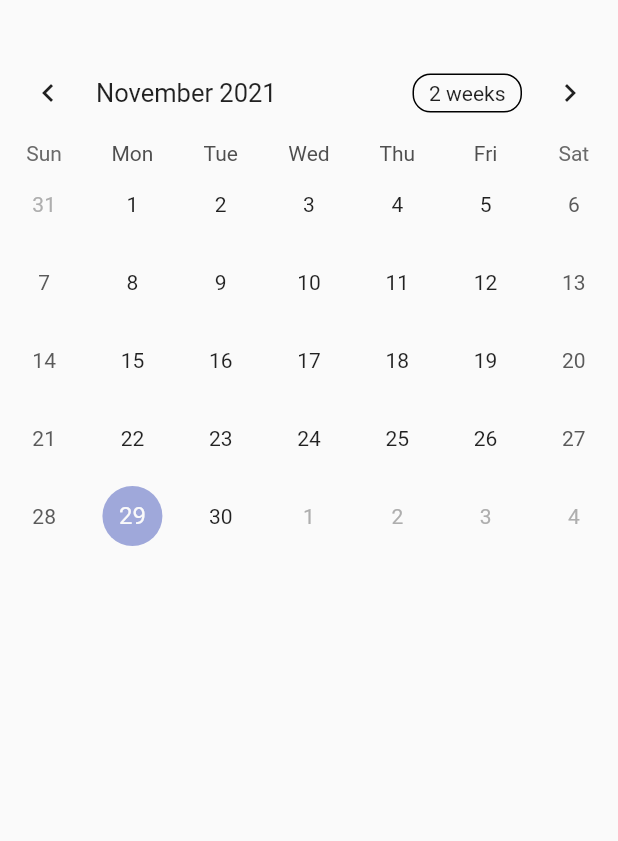
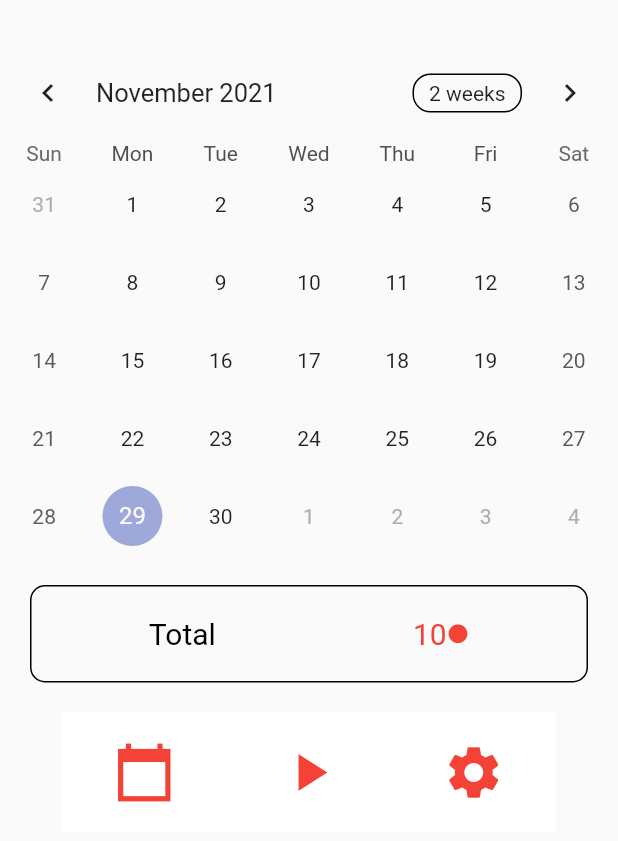
Before and after one commit to drag1313/my_pomodoro_timer, a Flutter app: the calendarScreen screen opened directly, on a phone screen of 412 x 824 dp. Shown: the top 841 px of the screen. Run offline on Flutter 3.47's test engine with Material 2 defaults, Android fonts, the phone set to English and light mode, and no system bars; drawn by our look-alikes of table_calendar; our stand-ins replace percent_indicator.

Commit message:
add widget buttonsanel in all screens

```diff
--- /dev/null
+++ b/lib/Screens/ButtonsPanel.dart
@@ -0,0 +1,181 @@
+import 'package:flutter/material.dart';
+import 'package:flutter_pomodoro_timer/Screens/CalendarScreen.dart';
+import 'package:flutter_pomodoro_timer/Screens/SettingsScreen.dart';
+import 'package:flutter_pomodoro_timer/Screens/TimerScreen.dart';
+
+class buttonsPanel extends StatefulWidget {
+  @override
+  buttonsPanelState createState() => buttonsPanelState();
+}
+
+class buttonsPanelState extends State<buttonsPanel> {
+  @override
+  Widget build(BuildContext context) {
+    var screenSize = MediaQuery.of(context).size;
+
+    return Row(
+      mainAxisAlignment: MainAxisAlignment.center,
+      children: [
+        Container(
+            height: 80,
+            width: screenSize.width * 0.8,
+            decoration: new BoxDecoration(
+              //borderRadius: new BorderRadius.all(new Radius.circular(20.0)),
+              color: Colors.white,
+              /* boxShadow: [
+                new BoxShadow(
+                    color: Colors.grey,
+                    offset: new Offset(10.0, 5.0),
+                    blurRadius: 20.0,
+                    spreadRadius: 5.0)
+              ],*/
+            ),
+            child: Row(
+              mainAxisAlignment: MainAxisAlignment.spaceAround,
+              children: <Widget>[
+                Ink(
+                  decoration: ShapeDecoration(
+                    color: Colors.red,
+                    shape: const CircleBorder(),
+                  ),
+                  child: IconButton(
+                      icon: Icon(Icons
+                          .calendar_today_sharp), //Icon(_sw.isRunning ? null : Icons.refresh),
+                      color: Colors.red,
+                      iconSize: 42,
+                      onPressed: () {
+                        // _resetButtonPressed();
+                        Navigator.push(
+                            context,
+                            MaterialPageRoute(
+                                builder: (context) => calendarScreen()));
+                      }),
+                ),
+                Ink(
+                  decoration: ShapeDecoration(
+                    color: Colors.red,
+                    shape: const CircleBorder(),
+                  ),
+                  child: IconButton(
+                    icon: Icon(Icons.play_arrow),
+                    color: Colors.red,
+                    iconSize: 42,
+                    onPressed: () {
+                      Navigator.push(
+                          context,
+                          MaterialPageRoute(
+                              builder: (context) => TimerScreen()));
+                    },
+                  ),
+                ),
+                Ink(
+                  decoration: ShapeDecoration(
+                    color: Colors.red,
+                    shape: const CircleBorder(),
+                  ),
+                  child: IconButton(
+                      icon: Icon(Icons.settings),
+                      color: Colors.red,
+                      iconSize: 42,
+                      onPressed: () {
+                        Navigator.push(
+                            context,
+                            MaterialPageRoute(
+                                builder: (context) => settingsScreen()));
+                      }),
+                ),
+              ],
+            )),
+      ],
+    );
+  }
+}
+
+
+
+
+
+
+
+
+
+
+
+ /*Row(
+              mainAxisAlignment: MainAxisAlignment.center,
+              children: [
+                Container(
+                    height: 80,
+                    width: 380,
+                    decoration: new BoxDecoration(
+                      borderRadius:
+                          new BorderRadius.all(new Radius.circular(20.0)),
+                      color: Colors.white,
+                      boxShadow: [
+                        new BoxShadow(
+                            color: Colors.grey,
+                            offset: new Offset(10.0, 5.0),
+                            blurRadius: 20.0,
+                            spreadRadius: 5.0)
+                      ],
+                    ),
+                    child: Row(
+                      mainAxisAlignment: MainAxisAlignment.spaceAround,
+                      children: <Widget>[
+                        Ink(
+                          decoration: ShapeDecoration(
+                            color: Colors.red,
+                            shape: const CircleBorder(),
+                          ),
+                          child: IconButton(
+                              icon: Icon(Icons
+                                  .calendar_today_sharp), //Icon(_sw.isRunning ? null : Icons.refresh),
+                              color: Colors.red,
+                              iconSize: 42,
+                              onPressed: () {
+                                // _resetButtonPressed();
+                                Navigator.push(
+                                    context,
+                                    MaterialPageRoute(
+                                        builder: (context) =>
+                                            calendarScreen()));
+                              }),
+                        ),
+                        Ink(
+                          decoration: ShapeDecoration(
+                            color: Colors.red,
+                            shape: const CircleBorder(),
+                          ),
+                          child: IconButton(
+                            icon: Icon(Icons.play_arrow),
+                            color: Colors.red,
+                            iconSize: 42,
+                            onPressed: () {
+                              Navigator.push(
+                                  context,
+                                  MaterialPageRoute(
+                                      builder: (context) => TimerScreen()));
+                            },
+                          ),
+                        ),
+                        Ink(
+                          decoration: ShapeDecoration(
+                            color: Colors.red,
+                            shape: const CircleBorder(),
+                          ),
+                          child: IconButton(
+                              icon: Icon(Icons.settings),
+                              color: Colors.red,
+                              iconSize: 42,
+                              onPressed: () {
+                                Navigator.push(
+                                    context,
+                                    MaterialPageRoute(
+                                        builder: (context) =>
+                                            settingsScreen()));
+                              }),
+                        ),
+                      ],
+                    )),
+              ],
+            ),*/
--- a/lib/Screens/CalendarScreen.dart
+++ b/lib/Screens/CalendarScreen.dart
@@ -1,4 +1,5 @@
 import 'package:flutter/material.dart';
+import 'package:flutter_pomodoro_timer/Screens/ButtonsPanel.dart';
 import 'package:table_calendar/table_calendar.dart';
 
 class calendarScreen extends StatefulWidget {
@@ -13,11 +14,14 @@ class _CalendarScreenState extends State<calendarScreen> {
 
   @override
   Widget build(BuildContext context) {
+    var screenSize = MediaQuery.of(context).size;
     return Scaffold(
         body: SafeArea(
             child: Container(
                 margin: EdgeInsets.only(top: 30),
-      child: TableCalendar(
+                child: Column(
+                  children: [
+                    TableCalendar(
                       firstDay: DateTime.utc(2010, 10, 16),
                       lastDay: DateTime.utc(2030, 3, 14),
                       focusedDay: _focusedDay,
@@ -52,6 +56,38 @@ class _CalendarScreenState extends State<calendarScreen> {
                         _focusedDay = focusedDay;
                       },
                     ),
-    )));
+                    Container(
+                        decoration: BoxDecoration(
+                          border: Border.all(
+                            color: Colors.black,
+                          ),
+                          borderRadius: BorderRadius.circular(10),
+                        ),
+                        width: screenSize.width,
+                        margin: EdgeInsets.only(
+                            top: 20, bottom: 20, right: 20, left: 20),
+                        padding: EdgeInsets.only(
+                            top: 20, bottom: 20, right: 15, left: 15),
+                        child: Row(
+                          mainAxisAlignment: MainAxisAlignment.spaceAround,
+                          children: [
+                            Text('Total ',
+                                style: TextStyle(
+                                    fontSize: 20, color: Colors.black)),
+                            Row(
+                              children: [
+                                Text('10',
+                                    style: TextStyle(
+                                        fontSize: 20, color: Colors.red)),
+                                Icon(Icons.circle, color: Colors.red, size: 15),
+                              ],
+                            )
+                          ],
+                        )),
+                    Container(
+                        // margin: EdgeInsets.only(top: 100),
+                        child: buttonsPanel()),
+                  ],
+                ))));
   }
 }
```
Also changed, not shown: lib/Screens/FullVersionScreen.dart (+21 -6 lines), lib/Screens/SettingsScreen.dart (+23 -15 lines), lib/Screens/TimerScreen.dart (+6 -3 lines). Lines whose indentation alone changed are shown as unchanged.
